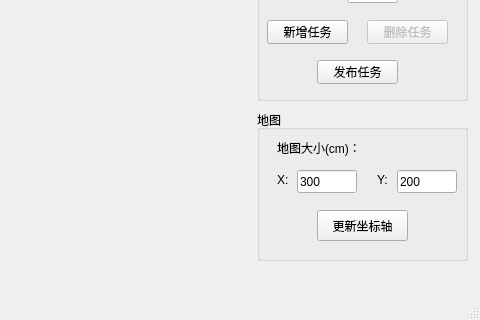
This is mainwindow.ui in 0x5E0C/logistics as Qt 5 draws it before an edit; both pictures show x 553 to 1033 and y 330 to 650 of the 1033 by 650 pixel window. The edited form follows.
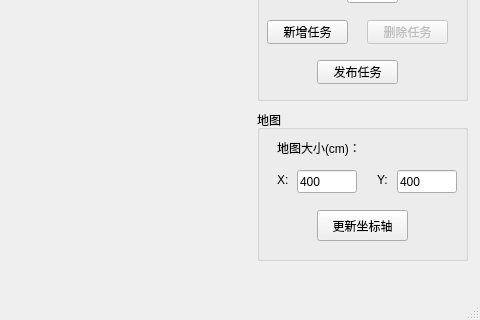
This is the edited form. Custom widgets are drawn as their Qt base class.

```diff
--- a/mainwindow.ui
+++ b/mainwindow.ui
@@ -473,7 +473,7 @@
       </rect>
      </property>
      <property name="text">
-      <string>300</string>
+      <string>400</string>
      </property>
     </widget>
     <widget class="QLineEdit" name="editMapY">
@@ -486,7 +486,7 @@
       </rect>
      </property>
      <property name="text">
-      <string>200</string>
+      <string>400</string>
      </property>
     </widget>
    </widget>
```
Left out of the diff: 2 changed lines with no effect on the pictures.
